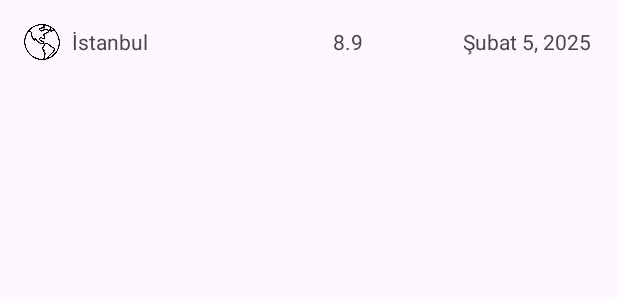
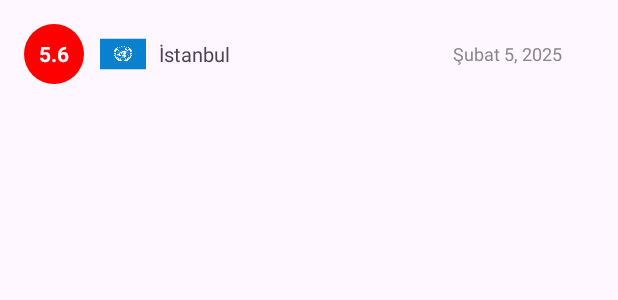
Before and after one commit to Cielism/EarthQuakeApp, an Android app: the layout deprem_liste_elemanlari.xml on its own in the app's theme, with its tools: preview values and no code run, on a phone screen of 412 x 824 dp. Shown: the top 300 px of the screen. Run offline under Robolectric (Android 15) with nearby library versions, the phone set to English and light mode, and no system bars; network calls fail.

Commit message:
New Flag Icons, Filter System, Reworked Deprem List

```diff
--- /dev/null
+++ b/app/src/main/res/drawable/deprem_circle.xml
@@ -0,0 +1,4 @@
+<shape xmlns:android="http://schemas.android.com/apk/res/android"
+    android:shape="oval">
+    <solid android:color="#FF0000"/>
+</shape>
--- a/app/src/main/res/layout/deprem_liste_elemanlari.xml
+++ b/app/src/main/res/layout/deprem_liste_elemanlari.xml
@@ -6,34 +6,45 @@
     android:padding="16dp"
     android:gravity="center_vertical">
 
+    <!-- Deprem Büyüklüğü -->
+    <TextView
+        android:id="@+id/magnitude"
+        android:layout_width="40dp"
+        android:layout_height="40dp"
+        android:gravity="center"
+        android:text="5.6"
+        android:textColor="@android:color/white"
+        android:textStyle="bold"
+        android:textSize="14sp"
+        android:background="@drawable/deprem_circle"
+        android:layout_marginEnd="10dp" />
 
+    <!-- Bayrak ikonu -->
     <ImageView
         android:id="@+id/flagImage"
-        android:layout_width="24dp"
-        android:layout_height="24dp"
+        android:layout_width="32dp"
+        android:layout_height="32dp"
         android:layout_marginEnd="8dp"
         android:src="@drawable/ic_flag_placeholder" />
 
-
+    <!-- Bölge -->
     <TextView
         android:id="@+id/location"
         android:layout_width="0dp"
+        android:layout_marginRight="8dp"
         android:layout_height="wrap_content"
         android:layout_weight="2"
+        android:textSize="13sp"
         android:text="İstanbul" />
 
-
-    <TextView
-        android:id="@+id/magnitude"
-        android:layout_width="0dp"
-        android:layout_height="wrap_content"
-        android:layout_weight="1"
-        android:text="8.9" />
-
+    <!-- Tarih -->
     <TextView
         android:id="@+id/date"
         android:layout_width="0dp"
         android:layout_height="wrap_content"
         android:layout_weight="1"
-        android:text="Şubat 5, 2025" />
+        android:text="Şubat 5, 2025"
+        android:textSize="12sp"
+        android:textColor="#888888"
+        />
 </LinearLayout>
```
Also changed, not shown: app/src/main/java/com/example/depremuygulamasi/Deprem.java (+36 -3 lines), app/src/main/java/com/example/depremuygulamasi/DepremAdaptoru.java (+145 -54 lines), app/src/main/java/com/example/depremuygulamasi/DepremEtkinligi.java (+42 -14 lines), app/src/main/res/layout/activity_deprem.xml (+28 -14 lines), app/src/main/res/drawable/flag_co.png (added), app/src/main/res/drawable/flag_fj.png (added), app/src/main/res/drawable/flag_ge.png (added), app/src/main/res/drawable/flag_kz.png (added), app/src/main/res/drawable/flag_pg.png (added), app/src/main/res/drawable/flag_ru.png (added), app/src/main/res/drawable/flag_ve.png (added), app/src/main/res/drawable/flag_vu.png (added), app/src/main/res/drawable/ic_flag_placeholder.png.
